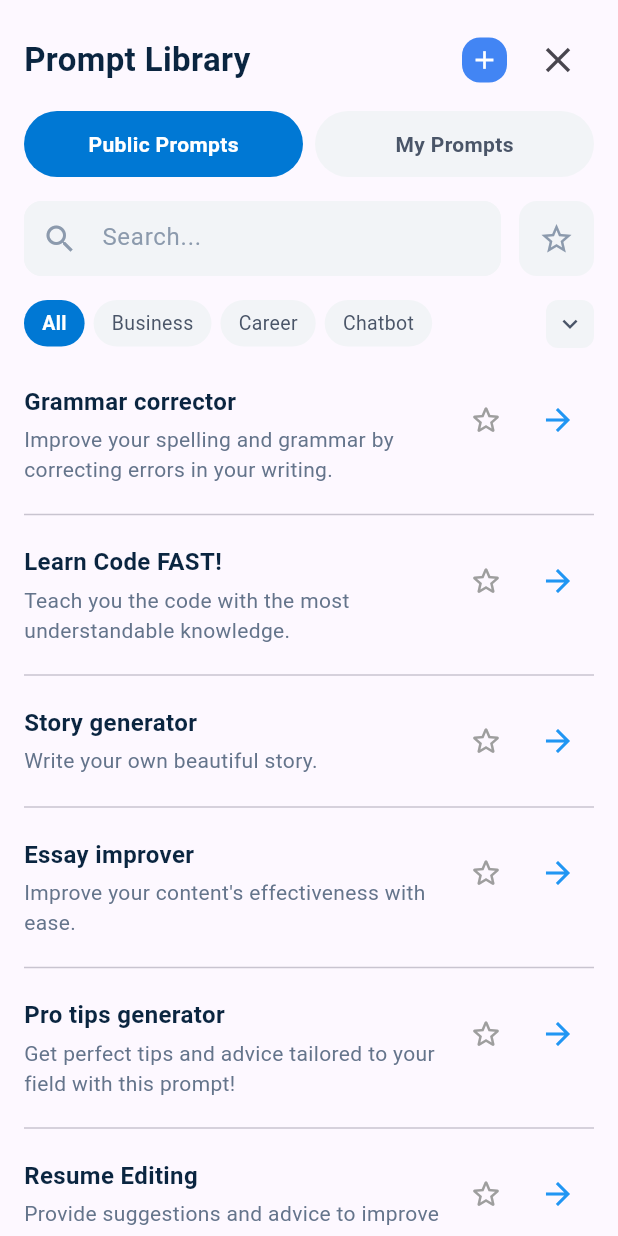
After one commit to npt306/AMP-AI-ChatApp, a Flutter app: the PromptLibraryScreen screen opened directly, on a phone screen of 412 x 824 dp. The commit adds this screen. Run offline on Flutter 3.47's test engine with Material 3 defaults, Android fonts, the phone set to English and light mode, and no system bars.

Commit message:
prompt library screen

```diff
--- a/lib/screens/homepage_screen/homepage_screen.dart
+++ b/lib/screens/homepage_screen/homepage_screen.dart
@@ -2,6 +2,7 @@ import 'package:flutter/material.dart';
 import '../profile_screen.dart';
 import 'menu_drawer.dart';
 import '../history_screen.dart';
+import '../prompt_library_screen/prompt_library_screen.dart';
 
 class HomepageScreen extends StatelessWidget {
   const HomepageScreen({super.key});
@@ -85,6 +86,12 @@ class HomepageScreen extends StatelessWidget {
             Navigator.push(
               context,
               MaterialPageRoute(builder: (context) => const HistoryScreen()),
+            );
+          }
+          if (index == 3) { // Prompt Library item index
+            Navigator.push(
+              context,
+              MaterialPageRoute(builder: (context) => const PromptLibraryScreen()),
             );
           }
         },
--- a/lib/screens/homepage_screen/menu_drawer.dart
+++ b/lib/screens/homepage_screen/menu_drawer.dart
@@ -84,6 +84,28 @@ class MenuDrawer extends StatelessWidget {
               ),
             ),
 
+             const SizedBox(height: 20),
+
+            // Prompt Library Item
+            _buildMenuItem(
+              context,
+              index: 3,
+              title: 'Prompt Library',
+              leading: Container(
+                width: 50,
+                height: 50,
+                decoration: BoxDecoration(
+                  color: Colors.grey[100],
+                  borderRadius: BorderRadius.circular(20),
+                ),
+                child: const Icon(
+                  Icons.library_books,
+                  color: Colors.black87,
+                  size: 24,
+                ),
+              ),
+            ),
+
             const Padding(
               padding: EdgeInsets.symmetric(vertical: 20),
               child: Divider(color: Colors.black12),
--- /dev/null
+++ b/lib/screens/prompt_library_screen/prompt.dart
@@ -0,0 +1,106 @@
+class Prompt {
+  final String id;
+  final String title;
+  final String description;
+  final List<String> categories;
+  final bool isPublic;
+  final String content;
+  final int usageCount;
+  bool isFavorite;
+
+  Prompt({
+    required this.id,
+    required this.title,
+    required this.description,
+    required this.categories,
+    required this.isPublic,
+    required this.content,
+    this.usageCount = 0,
+    this.isFavorite = false,
+  });
+}
+
+// Sample data
+List<Prompt> samplePrompts = [
+  Prompt(
+    id: '1',
+    title: 'Grammar corrector',
+    description: 'Improve your spelling and grammar by correcting errors in your writing.',
+    categories: ['Writing', 'Education'],
+    isPublic: true,
+    content: 'Please review the following text and correct any grammatical or spelling errors while preserving the original meaning: [YOUR TEXT HERE]',
+  ),
+  Prompt(
+    id: '2',
+    title: 'Learn Code FAST!',
+    description: 'Teach you the code with the most understandable knowledge.',
+    categories: ['Coding', 'Education'],
+    isPublic: true,
+    content: 'Explain the following programming concept in simple terms with examples that a beginner would understand: [CONCEPT]',
+  ),
+  Prompt(
+    id: '3',
+    title: 'Story generator',
+    description: 'Write your own beautiful story.',
+    categories: ['Writing', 'Fun'],
+    isPublic: true,
+    content: 'Create a short story about [THEME] with the following elements: [ELEMENTS]. The story should be engaging and have a clear beginning, middle, and end.',
+  ),
+  Prompt(
+    id: '4',
+    title: 'Essay improver',
+    description: 'Improve your content\'s effectiveness with ease.',
+    categories: ['Writing', 'Education'],
+    isPublic: true,
+    content: 'Please review and enhance the following essay to improve its clarity, structure, and persuasiveness while maintaining the original argument: [YOUR ESSAY]',
+  ),
+  Prompt(
+    id: '5',
+    title: 'Pro tips generator',
+    description: 'Get perfect tips and advice tailored to your field with this prompt!',
+    categories: ['Productivity', 'Career'],
+    isPublic: true,
+    content: 'Provide 5 professional tips for someone working in [FIELD/INDUSTRY] who wants to improve their [SPECIFIC SKILL/AREA].',
+  ),
+  Prompt(
+    id: '6',
+    title: 'Resume Editing',
+    description: 'Provide suggestions and advice to improve your resume.',
+    categories: ['Career', 'Writing'],
+    isPublic: true,
+    content: 'Review the following resume and provide specific suggestions to improve its impact, highlighting relevant skills and experiences for a [JOB TITLE] position: [RESUME TEXT]',
+  ),
+  Prompt(
+    id: '7',
+    title: 'SEO Content Optimizer',
+    description: 'Optimize your content for search engines while maintaining readability.',
+    categories: ['SEO', 'Marketing', 'Writing'],
+    isPublic: true,
+    content: 'Optimize the following content for SEO targeting the keyword "[KEYWORD]" while maintaining natural readability and engagement: [CONTENT]',
+  ),
+  Prompt(
+    id: '8',
+    title: 'Business Plan Creator',
+    description: 'Generate a structured business plan outline for your startup idea.',
+    categories: ['Business', 'Productivity'],
+    isPublic: true,
+    content: 'Create a detailed business plan outline for a [TYPE OF BUSINESS] startup, including sections for executive summary, market analysis, competitive advantage, financial projections, and marketing strategy.',
+  ),
+  Prompt(
+    id: '9',
+    title: 'Chatbot Personality',
+    description: 'Design a unique personality for your customer service chatbot.',
+    categories: ['Chatbot', 'Business'],
+    isPublic: false,
+    content: 'Design a conversational personality for a customer service chatbot for a [TYPE OF BUSINESS]. Include tone of voice, common phrases, and how it should handle difficult customers.',
+  ),
+];
+
+// Get all unique categories from the sample prompts
+List<String> getAllCategories() {
+  Set<String> categories = {};
+  for (var prompt in samplePrompts) {
+    categories.addAll(prompt.categories);
+  }
+  return ['All', ...categories.toList()..sort()];
+}
--- /dev/null
+++ b/lib/screens/prompt_library_screen/prompt_card.dart
@@ -0,0 +1,109 @@
+import 'package:flutter/material.dart';
+import 'prompt.dart';
+
+class PromptCard extends StatelessWidget {
+  final Prompt prompt;
+  final bool isPublicPrompt;
+  final VoidCallback? onToggleFavorite;
+  final VoidCallback onTap;
+  final VoidCallback? onEdit;
+  final VoidCallback? onDelete;
+
+  const PromptCard({
+    super.key,
+    required this.prompt,
+    required this.isPublicPrompt,
+    required this.onTap,
+    this.onToggleFavorite,
+    this.onEdit,
+    this.onDelete,
+  });
+
+  @override
+  Widget build(BuildContext context) {
+    return InkWell(
+      onTap: onTap,
+      child: Padding(
+        padding: const EdgeInsets.symmetric(vertical: 12.0),
+        child: Row(
+          crossAxisAlignment: isPublicPrompt ? CrossAxisAlignment.start : CrossAxisAlignment.center,
+          children: [
+            Expanded(
+              child: Column(
+                crossAxisAlignment: CrossAxisAlignment.start,
+                children: [
+                  // Title luôn hiển thị
+                  Text(
+                    prompt.title,
+                    style: const TextStyle(
+                      fontSize: 16,
+                      fontWeight: FontWeight.bold,
+                      color: Color(0xFF0A2540),
+                    ),
+                  ),
+                  // Description chỉ hiển thị cho public prompt
+                  if (isPublicPrompt) ...[
+                    const SizedBox(height: 4),
+                    Text(
+                      prompt.description,
+                      style: const TextStyle(
+                        fontSize: 14,
+                        color: Color(0xFF64748B),
+                      ),
+                    ),
+                  ],
+                ],
+              ),
+            ),
+            // Action buttons dựa theo trạng thái
+            Row(
+              mainAxisAlignment: MainAxisAlignment.end,
+              children: [
+                ..._buildActions(),
+                IconButton(
+                  icon: const Icon(Icons.arrow_forward, color: Colors.blue),
+                  onPressed: onTap,
+                ),
+              ],
+            ),
+          ],
+        ),
+      ),
+    );
+  }
+
+  List<Widget> _buildActions() {
+    if (isPublicPrompt) {
+      return [
+        if (onToggleFavorite != null)
+          IconButton(
+            icon: Icon(
+              prompt.isFavorite ? Icons.star_rounded : Icons.star_border_rounded,
+              color: prompt.isFavorite ? Colors.amber : Colors.grey,
+            ),
+            onPressed: onToggleFavorite,
+          ),
+      ];
+    } else {
+      return [
+        if (onEdit != null)
+          IconButton(
+            icon: const Icon(
+              Icons.edit_outlined,
+              color: Color(0xFF64748B),
+            ),
+            onPressed: onEdit,
+          ),
+        if (onDelete != null)
+          IconButton(
+            icon: const Icon(
+              Icons.delete_forever,
+              color: Color(0xFF64748B),
+            ),
+            onPressed: onDelete,
+          ),
+      ];
+    }
+
+  }
+}
--- /dev/null
+++ b/lib/screens/prompt_library_screen/prompt_library_screen.dart
@@ -0,0 +1,342 @@
+import 'package:flutter/material.dart';
+import 'prompt.dart';
+import 'prompt_card.dart';
+class PromptLibraryScreen extends StatefulWidget {
+  const PromptLibraryScreen({super.key});
+
+  @override
+  State<PromptLibraryScreen> createState() => _PromptLibraryScreenState();
+}
+
+class _PromptLibraryScreenState extends State<PromptLibraryScreen> {
+  final TextEditingController _searchController = TextEditingController();
+  bool _isPublicTab = true;
+  String _selectedCategory = 'All';
+  List<Prompt> _filteredPrompts = [];
+  bool _isExpanded = false;
+
+  @override
+  void initState() {
+    super.initState();
+    _filterPrompts();
+    _searchController.addListener(_onSearchChanged);
+  }
+
+  @override
+  void dispose() {
+    _searchController.removeListener(_onSearchChanged);
+    _searchController.dispose();
+    super.dispose();
+  }
+
+  void _onSearchChanged() {
+    _filterPrompts();
+  }
+
+  void _filterPrompts() {
+    setState(() {
+      _filteredPrompts = samplePrompts.where((prompt) {
+        // Filter by public/private
+        if (_isPublicTab && !prompt.isPublic) return false;
+        if (!_isPublicTab && prompt.isPublic) return false;
+
+        // Filter by category
+        if (_selectedCategory != 'All' &&
+            !prompt.categories.contains(_selectedCategory)) {
+          return false;
+        }
+
+        // Filter by search text
+        if (_searchController.text.isNotEmpty) {
+          final searchLower = _searchController.text.toLowerCase();
+          return prompt.title.toLowerCase().contains(searchLower) ||
+                 prompt.description.toLowerCase().contains(searchLower);
+        }
+
+        return true;
+      }).toList();
+    });
+  }
+
+  void _toggleFavorite(String promptId) {
+    setState(() {
+      final promptIndex = samplePrompts.indexWhere((p) => p.id == promptId);
+      if (promptIndex != -1) {
+        samplePrompts[promptIndex].isFavorite = !samplePrompts[promptIndex].isFavorite;
+      }
+    });
+  }
+
+  @override
+  Widget build(BuildContext context) {
+    final categories = getAllCategories();
+
+    return Scaffold(
+      body: SafeArea(
+        child: Padding(
+          padding: const EdgeInsets.symmetric(horizontal: 16.0),
+          child: Column(
+            crossAxisAlignment: CrossAxisAlignment.start,
+            children: [
+              // Header with title, add button, and close button
+              Padding(
+                padding: const EdgeInsets.only(top: 16.0, bottom: 10.0),
+                child: Row(
+                  mainAxisAlignment: MainAxisAlignment.spaceBetween,
+                  children: [
+                    const Text(
+                      'Prompt Library',
+                      style: TextStyle(
+                        fontSize: 22,
+                        fontWeight: FontWeight.bold,
+                        color: Color(0xFF0A2540),
+                      ),
+                    ),
+                    Row(
+                      children: [
+                        Container(
+                          decoration: BoxDecoration(
+                            color: const Color(0xFF4285F4),
+                            borderRadius: BorderRadius.circular(12),
+                          ),
+                          height: 30,
+                          width: 30,
+                          child: IconButton(
+                            padding: EdgeInsets.zero,
+                            constraints: const BoxConstraints(),
+                            icon: const Icon(Icons.add, color: Colors.white, size: 20),
+                            onPressed: () {
+                              // Add new prompt functionality
+                            },
+                          ),
+                        ),
+                        const SizedBox(width: 10),
+                        IconButton(
+                          icon: const Icon(Icons.close, size: 28),
+                          onPressed: () {
+                            // Close screen functionality
+                            Navigator.pop(context);
+                          },
+                        ),
+                      ],
+                    ),
+                  ],
+                ),
+              ),
+
+              // Tab buttons for Public/My Prompts
+              Row(
+                children: [
+                  Expanded(
+                    child: _buildTabButton(
+                      'Public Prompts',
+                      _isPublicTab,
+                      () => setState(() {
+                        _isPublicTab = true;
+                        _filterPrompts();
+                      }),
+                    ),
+                  ),
+                  const SizedBox(width: 8),
+                  Expanded(
+                    child: _buildTabButton(
+                      'My Prompts',
+                      !_isPublicTab,
+                      () => setState(() {
+                        _isPublicTab = false;
+                        _filterPrompts();
+                      }),
+                    ),
+                  ),
+                ],
+              ),
+
+              const SizedBox(height: 16),
+
+              // Search bar
+              Row(
+                children: [
+                  Expanded(
+                    child: Container(
+                      height: 50,
+                      decoration: BoxDecoration(
+                        color: const Color(0xFFF2F4F7),
+                        borderRadius: BorderRadius.circular(12),
+                      ),
+                      child: TextField(
+                        controller: _searchController,
+                        decoration: const InputDecoration(
+                          hintText: 'Search...',
+                          hintStyle: TextStyle(color: Color(0xFF8C9AAD)),
+                          prefixIcon: Icon(Icons.search, color: Color(0xFF8C9AAD)),
+                          border: InputBorder.none,
+                          focusedBorder: OutlineInputBorder(
+                            borderSide: BorderSide.none,
+                            borderRadius: BorderRadius.all(Radius.circular(12)),
+                          ),
+                          enabledBorder: OutlineInputBorder(
+                            borderSide: BorderSide.none,
+                            borderRadius: BorderRadius.all(Radius.circular(12)),
+                          ),
+                          contentPadding: EdgeInsets.symmetric(vertical: 15),
+                        ),
+                      ),
+                    ),
+                  ),
+                  const SizedBox(width: 12),
+                  Container(
+                    height: 50,
+                    width: 50,
+                    decoration: BoxDecoration(
+                      color: const Color(0xFFF2F4F7),
+                      borderRadius: BorderRadius.circular(12),
+                    ),
+                    child: IconButton(
+                      icon: const Icon(Icons.star_border, color: Color(0xFF8C9AAD)),
+                      onPressed: () {
+                        // Show favorites functionality
+                        ScaffoldMessenger.of(context).showSnackBar(
+                          const SnackBar(content: Text('Show favorites')),
+                        );
+                      },
+                    ),
+                  ),
+                ],
+              ),
+
+              const SizedBox(height: 16),
+
+              // Category chips
+              if (_isPublicTab)
+              SizedBox(
+                height: _isExpanded ? 108 : 36,
+                child: Row(
+                  crossAxisAlignment: CrossAxisAlignment.start,
+                  children: [
+                    Expanded(
+                      child: SingleChildScrollView(
+                        child: Wrap(
+                          spacing: 6,
+                          runSpacing: 6,
+                          children: categories.map((category) {
+                            final isSelected = _selectedCategory == category;
+                            return GestureDetector(
+                              onTap: () {
+                                setState(() {
+                                  _selectedCategory = category;
+                                  _filterPrompts();
+                                });
+                              },
+                              child: Container(
+                                padding: const EdgeInsets.symmetric(horizontal: 12, vertical: 6),
+                                decoration: BoxDecoration(
+                                  color: isSelected
+                                      ? const Color(0xFF0078D4)
+                                      : const Color(0xFFF2F4F7),
+                                  borderRadius: BorderRadius.circular(16),
+                                ),
+                                child: Text(
+                                  category,
+                                  style: TextStyle(
+                                    color: isSelected ? Colors.white : const Color(0xFF4A5568),
+                                    fontWeight: isSelected ? FontWeight.bold : FontWeight.normal,
+                                    fontSize: 13,
+                                  ),
+                                ),
+                              ),
+                            );
+                          }).toList(),
+                        ),
+                      ),
+                    ),
+                    const SizedBox(width: 8),
+                    GestureDetector(
+                      onTap: () {
+                        setState(() {
+                          _isExpanded = !_isExpanded;
+                        });
+                      },
+                      child: Container(
+                        height: 32,
+                        width: 32,
+                        padding: const EdgeInsets.all(4),
+                        decoration: BoxDecoration(
+                          color: const Color(0xFFF2F4F7),
+                          borderRadius: BorderRadius.circular(8),
+                        ),
+                        child: Icon(
+                          _isExpanded ? Icons.keyboard_arrow_up : Icons.keyboard_arrow_down,
+                          color: const Color(0xFF4A5568),
+                          size: 20,
+                        ),
+                      ),
+                    ),
+                  ],
+                ),
+              ),
+
+              SizedBox(height: _isPublicTab ? 8 : 0),
+
+              // Prompt list
+              Expanded(
+                child: _filteredPrompts.isEmpty
+                    ? const Center(
+                        child: Text(
+                          'No prompts found',
+                          style: TextStyle(
+                            fontSize: 16,
+                            color: Color(0xFF8C9AAD),
+                          ),
+                        ),
+                      )
+                    : ListView.separated(
+                        itemCount: _filteredPrompts.length,
+                        separatorBuilder: (context, index) => const Divider(),
+                        itemBuilder: (context, index) {
+                          final prompt = _filteredPrompts[index];
+                          return PromptCard(
+                            prompt: prompt,
+                            isPublicPrompt: _isPublicTab,
+                            onToggleFavorite: () => _toggleFavorite(prompt.id),
+                            onTap: () {
+
+                            },
+                            onEdit: _isPublicTab ? null: (){
+
+                            },
+                            onDelete: _isPublicTab ? null: (){
+
+                            },
+                          );
+                        },
+                      ),
+              ),
+            ],
+          ),
+        ),
+      ),
+    );
+  }
+
+  Widget _buildTabButton(String text, bool isSelected, VoidCallback onTap) {
+    return GestureDetector(
+      onTap: onTap,
+      child: Container(
+        padding: const EdgeInsets.symmetric(vertical: 12),
+        decoration: BoxDecoration(
+          color: isSelected ? const Color(0xFF0078D4) : const Color(0xFFF2F4F7),
+          borderRadius: BorderRadius.circular(24),
+        ),
+        child: Center(
+          child: Text(
+            text,
+            style: TextStyle(
+              color: isSelected ? Colors.white : const Color(0xFF4A5568),
+              fontWeight: FontWeight.w600,
+            ),
+          ),
+        ),
+      ),
+    );
+  }
+}
```
Also changed, not shown: 4 other files.
